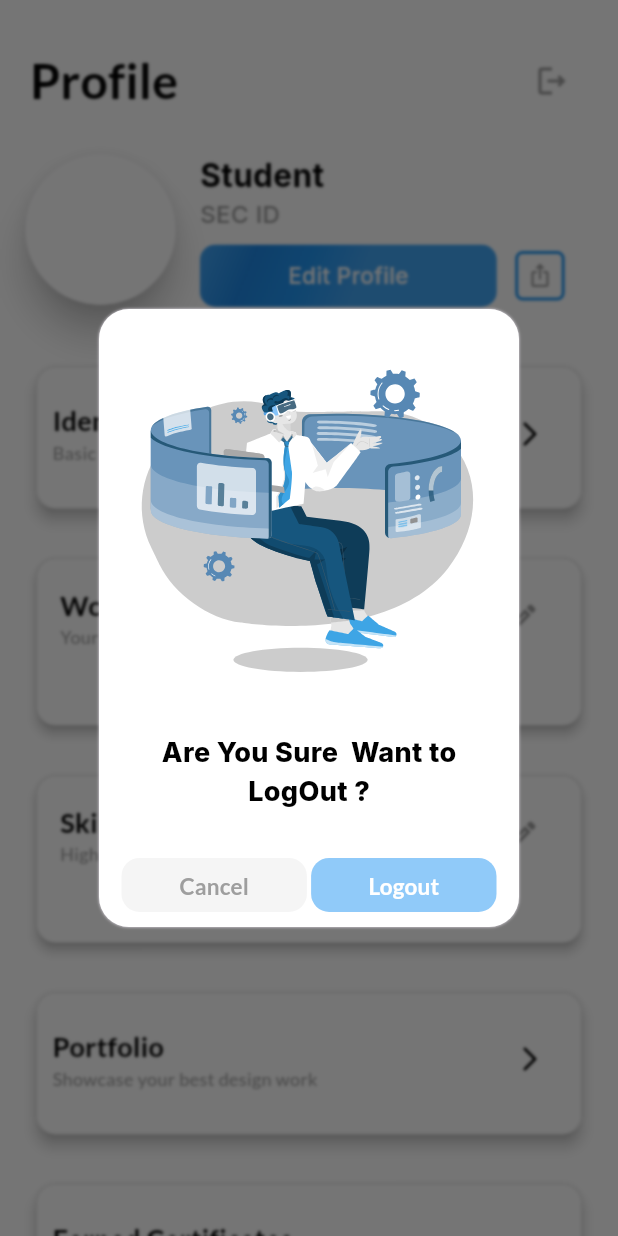
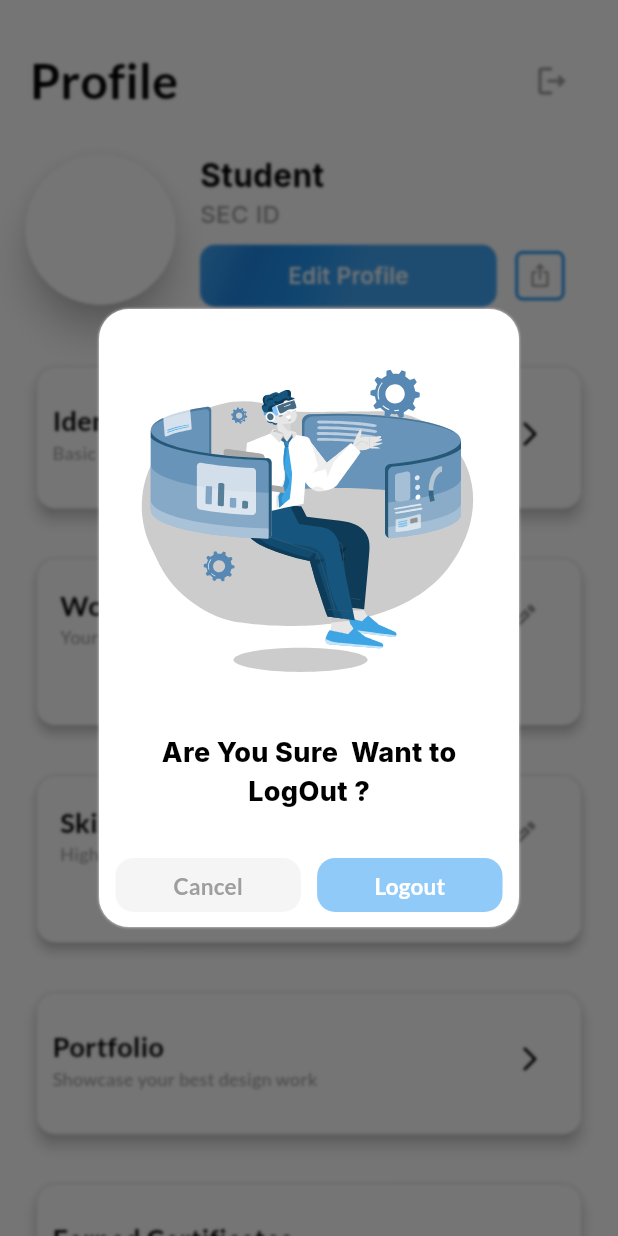
Before and after one commit to Sparkinovtech/Sairam, a Flutter app: the ProfilePage screen opened directly, after a tap on the "logout" icon, on a phone screen of 412 x 824 dp. Run offline on Flutter 3.47's test engine with Material 3 defaults, Android fonts, the phone set to English and light mode, and no system bars; our stand-ins replace bloc, cloud_firestore, connectivity_plus, equatable, file_picker, firebase_auth and 10 more; missing offline and left inert: timeline_tile_plus; accounts and stored records are empty; project files that could hold a hidden picture were left out.

Commit message:
gradle fix and pixel fixes

```diff
--- a/lib/Utils/dialogs/logout_dialog.dart
+++ b/lib/Utils/dialogs/logout_dialog.dart
@@ -17,7 +17,7 @@ Future<bool> showLogoutDialog(BuildContext context) {
             duration: Duration(seconds: 1),
             curve: Curves.easeInOut,
             padding: EdgeInsets.symmetric(horizontal: 10, vertical: 15),
-            width: MediaQuery.of(context).size.width * .3 ,
+            width: MediaQuery.of(context).size.width * .4,
             height: MediaQuery.of(context).size.height * .5,
             decoration: BoxDecoration(
               color: Colors.white,
@@ -57,7 +57,8 @@ Future<bool> showLogoutDialog(BuildContext context) {
                 SizedBox(height: size.height * .03),
 
                 Padding(
-                  padding: const EdgeInsets.symmetric(horizontal: 5),
+                  padding: const EdgeInsets.symmetric(horizontal: 1),
+
                   child: Row(
                     mainAxisAlignment: MainAxisAlignment.spaceBetween,
                     children: [
```
Also changed, not shown: 1 other file.
